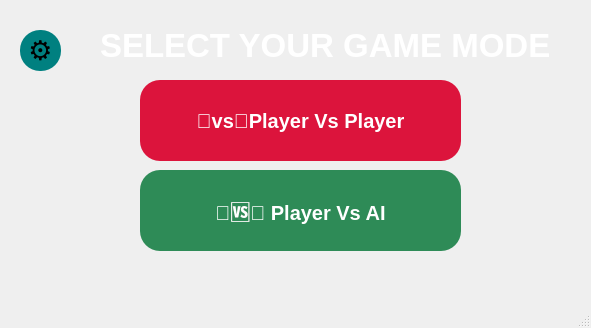
This is gamemodewindow.ui in som3a-dot/Tic-Tac-Toe-Project as Qt 5 draws it before an edit. The edited form follows.
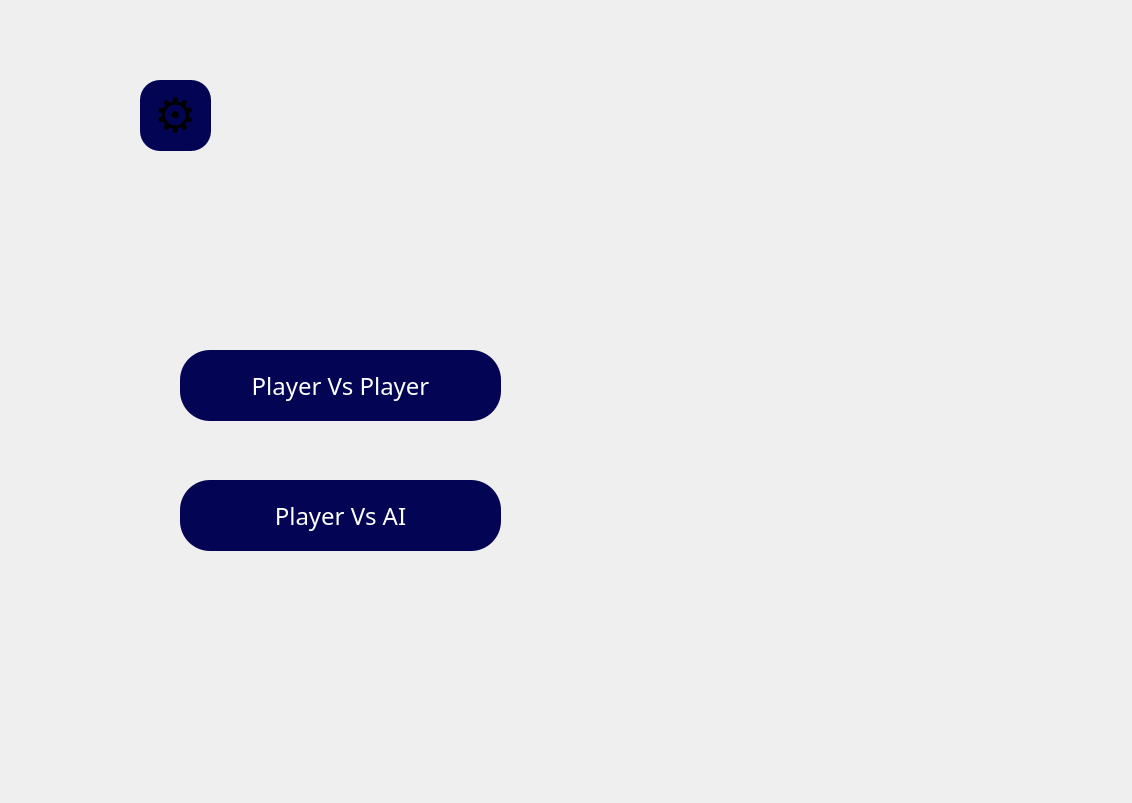
This is the edited form. Icons and pictures are not drawn.

What changed in the file:
```diff
--- a/gamemodewindow.ui
+++ b/gamemodewindow.ui
@@ -6,8 +6,8 @@
    <rect>
     <x>0</x>
     <y>0</y>
-    <width>591</width>
-    <height>328</height>
+    <width>1132</width>
+    <height>803</height>
    </rect>
   </property>
   <property name="windowTitle">
@@ -22,16 +22,18 @@
    <widget class="QPushButton" name="settingButton">
     <property name="geometry">
      <rect>
-      <x>20</x>
-      <y>30</y>
-      <width>41</width>
-      <height>41</height>
+      <x>140</x>
+      <y>80</y>
+      <width>71</width>
+      <height>71</height>
      </rect>
     </property>
     <property name="font">
      <font>
-      <pointsize>20</pointsize>
-      <bold>true</bold>
+      <family>Segoe UI</family>
+      <pointsize>36</pointsize>
+      <italic>false</italic>
+      <bold>false</bold>
      </font>
     </property>
     <property name="cursor">
@@ -39,8 +41,10 @@
     </property>
     <property name="styleSheet">
      <string notr="true">QPushButton{
-background-color:teal;
+background-color:  #030554;
 border-radius:20px;
+	
+	font: 36pt &quot;Segoe UI&quot;;
 }</string>
     </property>
     <property name="text">
@@ -50,16 +54,18 @@
    <widget class="QPushButton" name="playerVsPlayer">
     <property name="geometry">
      <rect>
-      <x>140</x>
-      <y>80</y>
+      <x>180</x>
+      <y>350</y>
       <width>321</width>
-      <height>81</height>
+      <height>71</height>
      </rect>
     </property>
     <property name="font">
      <font>
-      <pointsize>15</pointsize>
-      <bold>true</bold>
+      <family>The Sunday</family>
+      <pointsize>18</pointsize>
+      <italic>false</italic>
+      <bold>false</bold>
      </font>
     </property>
     <property name="cursor">
@@ -67,28 +73,31 @@
     </property>
     <property name="styleSheet">
      <string notr="true">QPushButton{
-background-color:Crimson;
+background-color:  #030554;
 color:white;
-border-radius:20px;
+	font: 18pt &quot;The Sunday&quot;;
+border-radius:30px;
 }</string>
     </property>
     <property name="text">
-     <string>👤vs👤Player Vs Player</string>
+     <string>Player Vs Player</string>
     </property>
    </widget>
    <widget class="QPushButton" name="playerVsAI">
     <property name="geometry">
      <rect>
-      <x>140</x>
-      <y>170</y>
+      <x>180</x>
+      <y>480</y>
       <width>321</width>
-      <height>81</height>
+      <height>71</height>
      </rect>
     </property>
     <property name="font">
      <font>
-      <pointsize>15</pointsize>
-      <bold>true</bold>
+      <family>The Sunday</family>
+      <pointsize>18</pointsize>
+      <italic>false</italic>
+      <bold>false</bold>
      </font>
     </property>
     <property name="cursor">
@@ -96,51 +105,33 @@
     </property>
     <property name="styleSheet">
      <string notr="true">QPushButton{
-background-color:SeaGreen;
+background-color:  #030554;
 color:white;
-border-radius:20px;
+	font: 18pt &quot;The Sunday&quot;;
+border-radius:30px;
 }</string>
     </property>
     <property name="text">
-     <string>👤🆚🤖 Player Vs AI</string>
+     <string>Player Vs AI</string>
     </property>
    </widget>
    <widget class="QLabel" name="label">
     <property name="geometry">
      <rect>
-      <x>100</x>
-      <y>10</y>
-      <width>521</width>
-      <height>71</height>
+      <x>0</x>
+      <y>-40</y>
+      <width>1131</width>
+      <height>871</height>
      </rect>
     </property>
-    <property name="font">
-     <font>
-      <pointsize>25</pointsize>
-      <bold>true</bold>
-     </font>
-    </property>
     <property name="styleSheet">
-     <string notr="true">QLabel{
-color:white
-}</string>
+     <string notr="true">image: url(:/image/ModePhoto.png);</string>
     </property>
     <property name="text">
-     <string>SELECT YOUR GAME MODE</string>
+     <string/>
     </property>
    </widget>
   </widget>
-  <widget class="QMenuBar" name="menubar">
-   <property name="geometry">
-    <rect>
-     <x>0</x>
-     <y>0</y>
-     <width>591</width>
-     <height>26</height>
-    </rect>
-   </property>
-  </widget>
-  <widget class="QStatusBar" name="statusbar"/>
  </widget>
  <resources/>
  <connections/>
```
Left out of the diff: 10 changed lines with no effect on the pictures.
